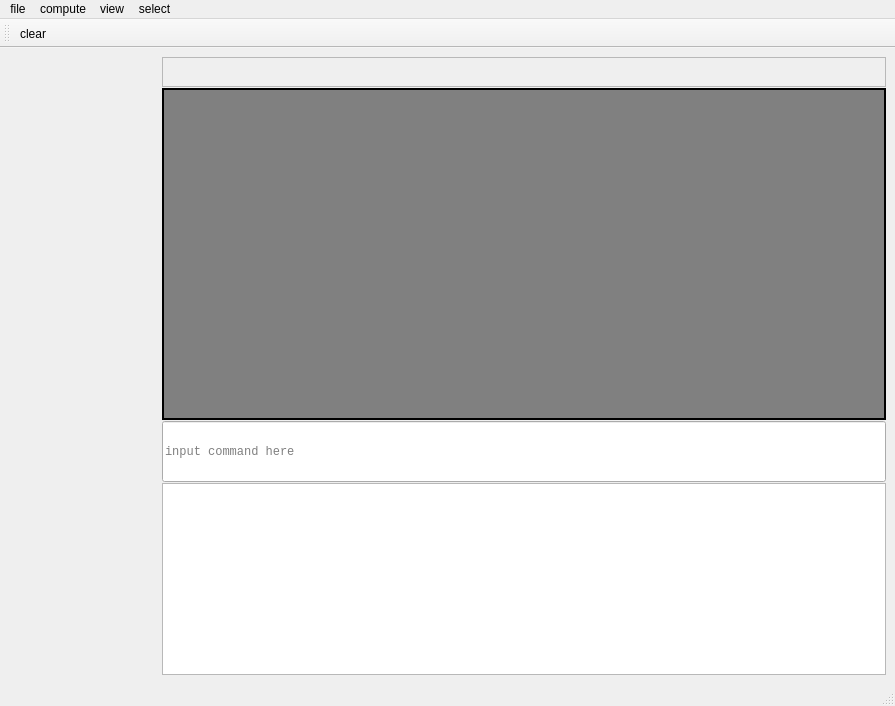
Qt form app/app.ui (feifeiboys/pywfn) before a commit.
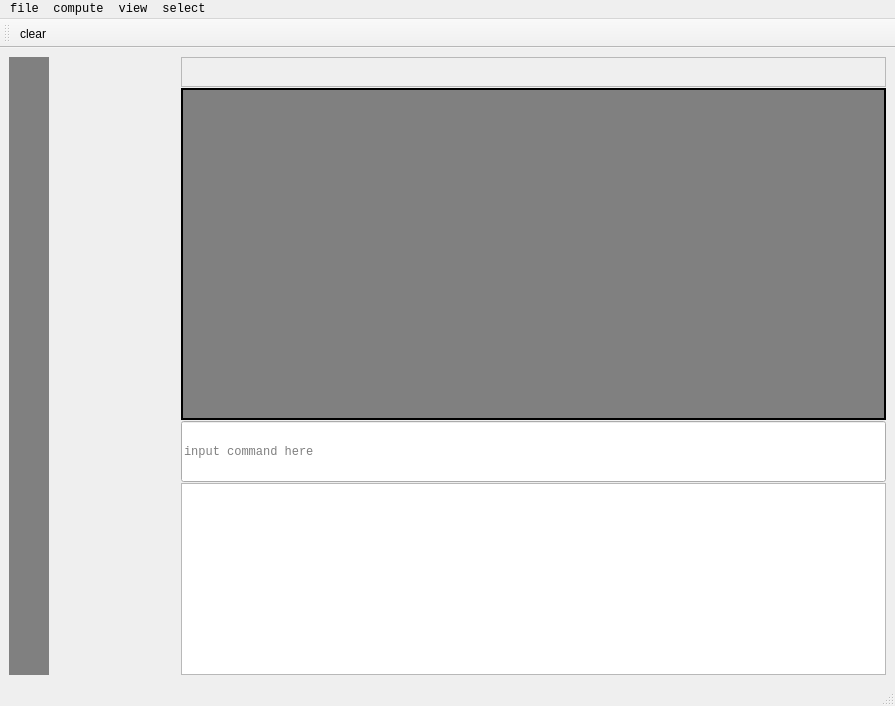
The same form after that commit.

Diff of the .ui file:
```diff
--- a/app/app.ui
+++ b/app/app.ui
@@ -20,6 +20,13 @@
    <string notr="true">#canvas{
 height:80%;
 background-color:gray;
+}
+#icons{
+background-color:gray;
+box-shadow: 10px 10px 5px black;
+}
+QMenuBar,QMenu,QAction{
+font-family:Consolas;
 }</string>
   </property>
   <property name="documentMode">
@@ -69,11 +76,17 @@
       </widget>
       <widget class="QFrame" name="view">
        <property name="sizePolicy">
-        <sizepolicy hsizetype="Preferred" vsizetype="Preferred">
+        <sizepolicy hsizetype="Expanding" vsizetype="Preferred">
          <horstretch>4</horstretch>
          <verstretch>0</verstretch>
         </sizepolicy>
        </property>
+       <property name="minimumSize">
+        <size>
+         <width>120</width>
+         <height>0</height>
+        </size>
+       </property>
        <property name="frameShape">
         <enum>QFrame::NoFrame</enum>
        </property>
@@ -144,7 +157,7 @@
      <x>0</x>
      <y>0</y>
      <width>895</width>
-     <height>22</height>
+     <height>21</height>
     </rect>
    </property>
    <widget class="QMenu" name="menufile">
```
Left out of the diff: 14 changed lines with no effect on the pictures.
